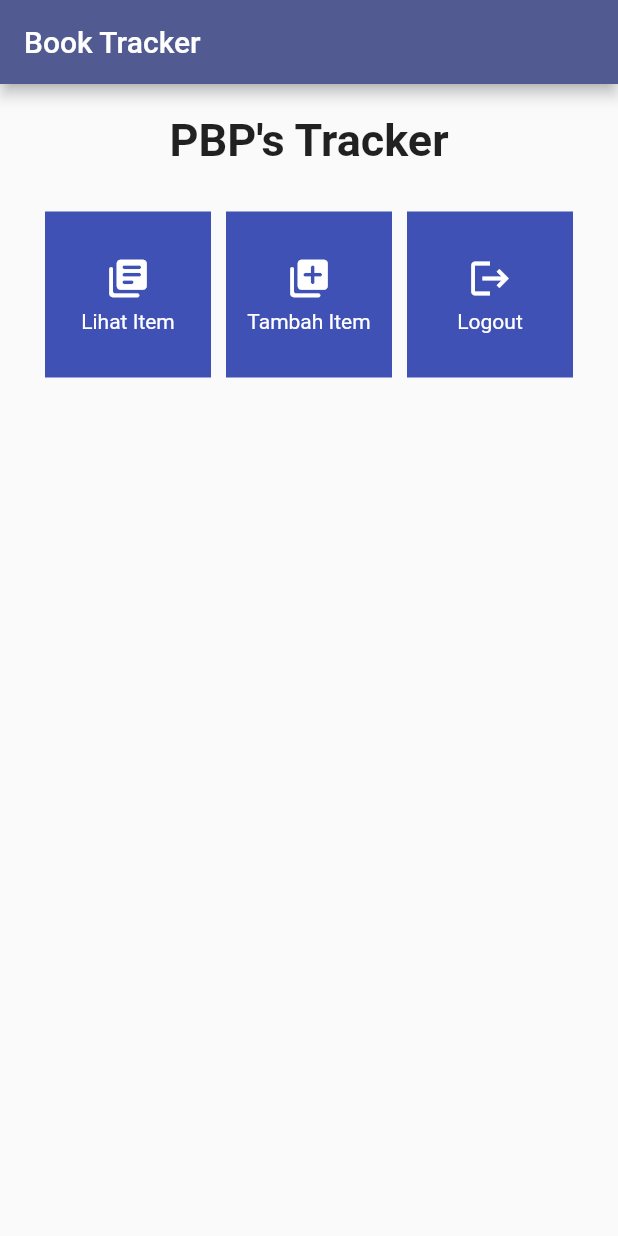
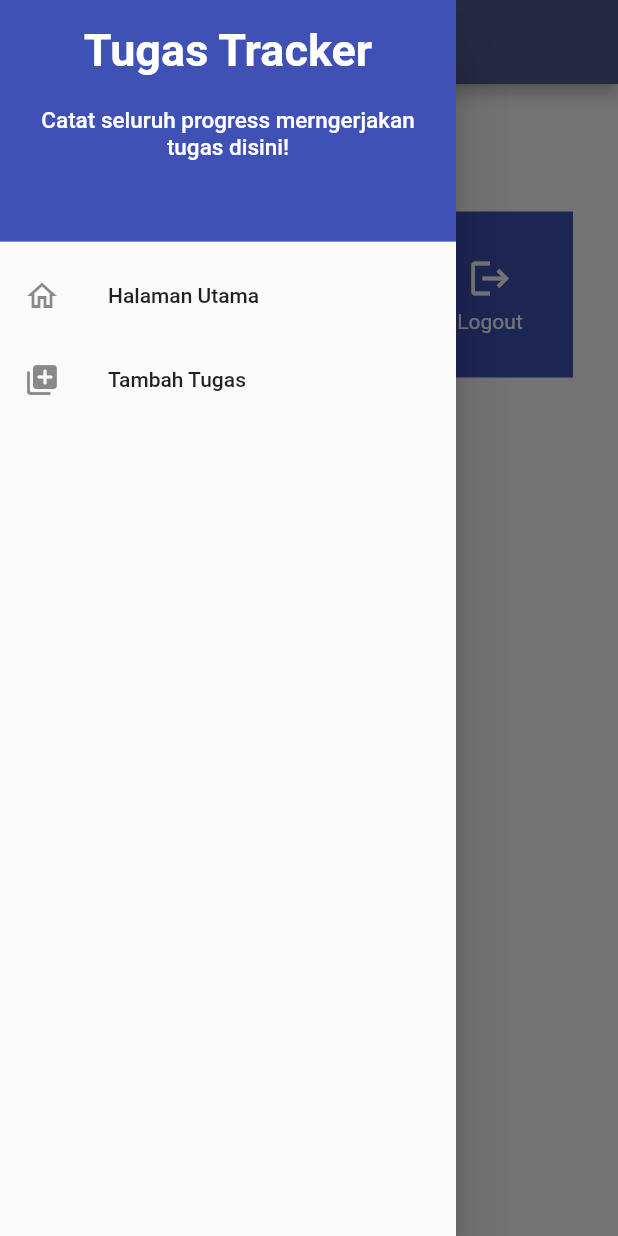
Before and after one commit to Midebar/tugas-tracker-mobile, a Flutter app: the screen it shows after launch, with the side drawer open (before the commit the screen has no drawer), on a phone screen of 412 x 824 dp. Run offline on Flutter 3.47's test engine with Material 2 defaults, Android fonts, the phone set to English and light mode, and no system bars.

Commit message:
Finished Tugas 9

```diff
--- a/lib/main.dart
+++ b/lib/main.dart
@@ -1,5 +1,5 @@
 import 'package:flutter/material.dart';
-import 'package:tugas_tracker/menu.dart';
+import 'package:tugas_tracker/screens/main_menu.dart';
 
 void main() {
   runApp(const MyApp());
--- a/lib/menu.dart
+++ b/lib/screens/main_menu.dart
@@ -1,4 +1,6 @@
 import 'package:flutter/material.dart';
+import 'package:tugas_tracker/widgets/left_drawer.dart';
+import 'package:tugas_tracker/widgets/main_menu_card.dart';
 
 class MyApp extends StatelessWidget {
   const MyApp({super.key});
@@ -21,8 +23,8 @@
   MyHomePage({Key? key}) : super(key: key);
 
   final List<TrackerItem> items = [
-    TrackerItem("Lihat Item", Icons.library_books_rounded),
-    TrackerItem("Tambah Item", Icons.library_add_rounded),
+    TrackerItem("Lihat Tugas", Icons.calendar_month_rounded),
+    TrackerItem("Tambah Tugas", Icons.edit_calendar_outlined),
     TrackerItem("Logout", Icons.logout),
   ];
 
@@ -31,9 +33,10 @@
     return Scaffold(
       appBar: AppBar(
         title: const Text(
-          'Book Tracker',
+          'Tugas Tracker',
         ),
       ),
+      drawer: const LeftDrawer(),
       body: SingleChildScrollView(
         // Widget wrapper yang dapat discroll
         child: Padding(
@@ -45,7 +48,7 @@
                 padding: EdgeInsets.only(top: 10.0, bottom: 10.0),
                 // Widget Text untuk menampilkan tulisan dengan alignment center dan style yang sesuai
                 child: Text(
-                  'PBP\'s Tracker', // Text yang menandakan tracker
+                  'Tugas Tracker', // Text yang menandakan tracker
                   textAlign: TextAlign.center,
                   style: TextStyle(
                     fontSize: 30,
@@ -74,55 +77,3 @@
     );
   }
 }
-
-class TrackerItem {
-  final String name;
-  final IconData icon;
-
-  TrackerItem(this.name, this.icon);
-}
-
-class TrackerCard extends StatelessWidget {
-  final TrackerItem item;
-
-  const TrackerCard(this.item, {super.key}); // Constructor
-
-  @override
-  Widget build(BuildContext context) {
-    return Material(
-      color: Colors.indigo,
-      child: InkWell(
-        // Area responsive terhadap sentuhan
-        onTap: () {
-          // Memunculkan SnackBar ketika diklik
-          ScaffoldMessenger.of(context)
-            ..hideCurrentSnackBar()
-            ..showSnackBar(SnackBar(
-                content: Text("Kamu telah menekan tombol ${item.name}!")));
-        },
-        child: Container(
-          // Container untuk menyimpan Icon dan Text
-          padding: const EdgeInsets.all(8),
-          child: Center(
-            child: Column(
-              mainAxisAlignment: MainAxisAlignment.center,
-              children: [
-                Icon(
-                  item.icon,
-                  color: Colors.white,
-                  size: 30.0,
-                ),
-                const Padding(padding: EdgeInsets.all(3)),
-                Text(
-                  item.name,
-                  textAlign: TextAlign.center,
-                  style: const TextStyle(color: Colors.white),
-                ),
-              ],
-            ),
-          ),
-        ),
-      ),
-    );
-  }
-}
--- /dev/null
+++ b/lib/widgets/left_drawer.dart
@@ -0,0 +1,66 @@
+import 'package:flutter/material.dart';
+import 'package:tugas_tracker/screens/main_menu.dart';
+import 'package:tugas_tracker/screens/tracker_form.dart';
+
+class LeftDrawer extends StatelessWidget {
+  const LeftDrawer({super.key});
+
+  @override
+  Widget build(BuildContext context) {
+    return Drawer(
+      child: ListView(
+        children: [
+          DrawerHeader(
+            decoration: const BoxDecoration(
+              color: Colors.indigo,
+            ),
+            child: Column(
+              children: const [
+                Text(
+                  'Tugas Tracker',
+                  textAlign: TextAlign.center,
+                  style: TextStyle(
+                    fontSize: 30,
+                    fontWeight: FontWeight.bold,
+                    color: Colors.white,
+                  ),
+                ),
+                Padding(padding: EdgeInsets.all(10)),
+                Text("Catat seluruh progress merngerjakan tugas disini!",
+                    textAlign: TextAlign.center,
+                    style: TextStyle(
+                      fontSize: 15,
+                      color: Colors.white,
+                    )),
+              ],
+            ),
+          ),
+          ListTile(
+            leading: const Icon(Icons.home_outlined),
+            title: const Text('Halaman Utama'),
+            // Bagian redirection ke MyHomePage
+            onTap: () {
+              Navigator.pushReplacement(
+                  context,
+                  MaterialPageRoute(
+                    builder: (context) => MyHomePage(),
+                  ));
+            },
+          ),
+          ListTile(
+            leading: const Icon(Icons.library_add_rounded),
+            title: const Text('Tambah Tugas'),
+            // Bagian redirection ke TrackerFormPage
+            onTap: () {
+              Navigator.pushReplacement(
+                  context,
+                  MaterialPageRoute(
+                    builder: (context) => const TrackerFormPage(),
+                  ));
+            },
+          ),
+        ],
+      ),
+    );
+  }
+}
--- /dev/null
+++ b/lib/widgets/main_menu_card.dart
@@ -0,0 +1,61 @@
+import 'package:flutter/material.dart';
+import 'package:tugas_tracker/screens/tracker_form.dart';
+
+class TrackerItem {
+  final String name;
+  final IconData icon;
+
+  TrackerItem(this.name, this.icon);
+}
+
+class TrackerCard extends StatelessWidget {
+  final TrackerItem item;
+
+  const TrackerCard(this.item, {super.key}); // Constructor
+
+  @override
+  Widget build(BuildContext context) {
+    return Material(
+      color: Colors.indigo,
+      child: InkWell(
+        // Area responsive terhadap sentuhan
+        onTap: () {
+          // Memunculkan SnackBar ketika diklik
+          ScaffoldMessenger.of(context)
+            ..hideCurrentSnackBar()
+            ..showSnackBar(SnackBar(
+                content: Text("Kamu telah menekan tombol ${item.name}!")));
+          if (item.name == "Tambah Tugas") {
+            Navigator.pushReplacement(
+                context,
+                MaterialPageRoute(
+                  builder: (context) => const TrackerFormPage(),
+                ));
+          }
+        },
+        child: Container(
+          // Container untuk menyimpan Icon dan Text
+          padding: const EdgeInsets.all(8),
+          child: Center(
+            child: Column(
+              mainAxisAlignment: MainAxisAlignment.center,
+              children: [
+                Icon(
+                  item.icon,
+                  color: Colors.white,
+                  size: 30.0,
+                ),
+                const Padding(padding: EdgeInsets.all(3)),
+                Text(
+                  item.name,
+                  textAlign: TextAlign.center,
+                  style: const TextStyle(color: Colors.white),
+                ),
+              ],
+            ),
+          ),
+        ),
+      ),
+    );
+  }
+}
```
Also changed, not shown: lib/screens/tracker_form.dart (added, +156 -0 lines), 2 other files.
